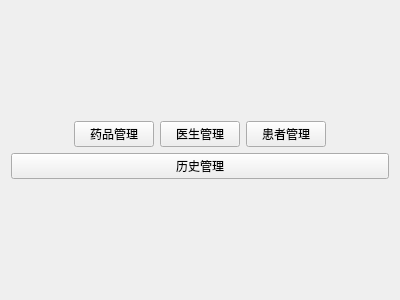
Qt form welcomeview.ui (byan2490357105/lab3) before a commit.
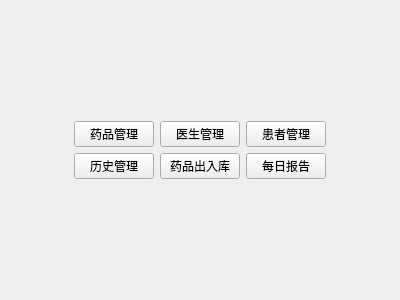
The same form after that commit.

The edit to the form file:
```diff
--- a/welcomeview.ui
+++ b/welcomeview.ui
@@ -13,8 +13,6 @@
   <property name="windowTitle">
    <string>欢迎</string>
   </property>
-  <layout class="QVBoxLayout" name="verticalLayout_2">
-   <item>
     <layout class="QVBoxLayout" name="verticalLayout">
      <item>
       <spacer name="verticalSpacer">
@@ -24,13 +22,13 @@
        <property name="sizeHint" stdset="0">
         <size>
          <width>20</width>
-         <height>40</height>
+       <height>113</height>
         </size>
        </property>
       </spacer>
      </item>
      <item>
-      <layout class="QHBoxLayout" name="horizontalLayout_2">
+    <layout class="QHBoxLayout" name="horizontalLayout_6">
        <item>
         <spacer name="horizontalSpacer">
          <property name="orientation">
@@ -85,6 +83,23 @@
       </layout>
      </item>
      <item>
+    <layout class="QHBoxLayout" name="horizontalLayout_2">
+     <item>
+      <spacer name="horizontalSpacer_3">
+       <property name="orientation">
+        <enum>Qt::Orientation::Horizontal</enum>
+       </property>
+       <property name="sizeHint" stdset="0">
+        <size>
+         <width>40</width>
+         <height>20</height>
+        </size>
+       </property>
+      </spacer>
+     </item>
+     <item>
+      <layout class="QHBoxLayout" name="horizontalLayout_3">
+       <item>
       <widget class="QPushButton" name="History">
        <property name="text">
         <string>历史管理</string>
@@ -92,6 +107,37 @@
       </widget>
      </item>
      <item>
+        <widget class="QPushButton" name="MedicalCount">
+         <property name="text">
+          <string>药品出入库</string>
+         </property>
+        </widget>
+       </item>
+       <item>
+        <widget class="QPushButton" name="DateReport">
+         <property name="text">
+          <string>每日报告</string>
+         </property>
+        </widget>
+       </item>
+      </layout>
+     </item>
+     <item>
+      <spacer name="horizontalSpacer_4">
+       <property name="orientation">
+        <enum>Qt::Orientation::Horizontal</enum>
+       </property>
+       <property name="sizeHint" stdset="0">
+        <size>
+         <width>40</width>
+         <height>20</height>
+        </size>
+       </property>
+      </spacer>
+     </item>
+    </layout>
+   </item>
+   <item>
       <spacer name="verticalSpacer_2">
        <property name="orientation">
         <enum>Qt::Orientation::Vertical</enum>
@@ -99,12 +145,10 @@
        <property name="sizeHint" stdset="0">
         <size>
          <width>20</width>
-         <height>40</height>
+       <height>113</height>
         </size>
        </property>
       </spacer>
-     </item>
-    </layout>
    </item>
   </layout>
  </widget>
```
Left out of the diff: 2 changed lines with no effect on the pictures. Lines whose indentation alone changed are shown as unchanged.
